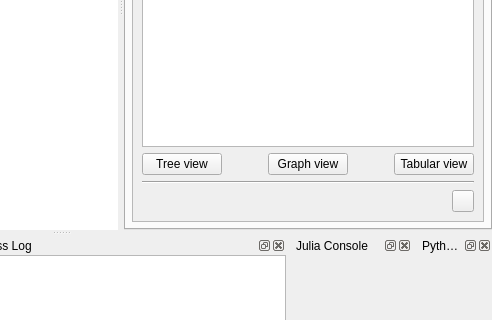
This is spinetoolbox/ui/mainwindow.ui in spine-tools/Spine-Toolbox as Qt 5 draws it before an edit; both pictures show x 370 to 862 and y 239 to 559 of the 862 by 708 pixel window. The edited form follows.
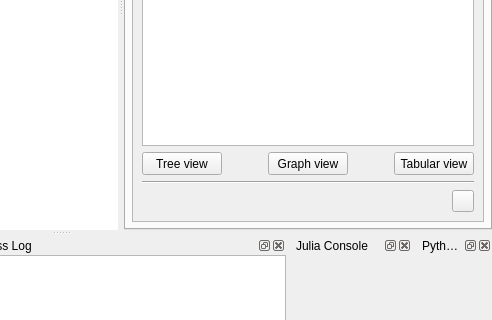
This is the edited form. The open tabs and pages were chosen to show the change. Icons and pictures are not drawn. Custom widgets are drawn as their Qt base class.

The edit to the form file:
```diff
--- a/spinetoolbox/ui/mainwindow.ui
+++ b/spinetoolbox/ui/mainwindow.ui
@@ -1983,8 +1983,8 @@
              <rect>
               <x>0</x>
               <y>0</y>
-              <width>269</width>
-              <height>159</height>
+              <width>349</width>
+              <height>361</height>
              </rect>
             </property>
             <layout class="QVBoxLayout" name="verticalLayout_18">
@@ -2013,7 +2013,7 @@
               </widget>
              </item>
              <item>
-              <layout class="QHBoxLayout" name="horizontalLayout_8" stretch="0,1,0,0,0">
+              <layout class="QHBoxLayout" name="horizontalLayout_8" stretch="0,0,0,0,0">
                <property name="spacing">
                 <number>6</number>
                </property>
@@ -2025,6 +2025,18 @@
                    <verstretch>0</verstretch>
                   </sizepolicy>
                  </property>
+                 <property name="minimumSize">
+                  <size>
+                   <width>75</width>
+                   <height>23</height>
+                  </size>
+                 </property>
+                 <property name="maximumSize">
+                  <size>
+                   <width>16777215</width>
+                   <height>23</height>
+                  </size>
+                 </property>
                  <property name="toolTip">
                   <string>&lt;html&gt;&lt;head/&gt;&lt;body&gt;&lt;p&gt;Open Tree view for selected db references (read-only)&lt;/p&gt;&lt;/body&gt;&lt;/html&gt;</string>
                  </property>
@@ -2054,6 +2066,18 @@
                    <verstretch>0</verstretch>
                   </sizepolicy>
                  </property>
+                 <property name="minimumSize">
+                  <size>
+                   <width>75</width>
+                   <height>23</height>
+                  </size>
+                 </property>
+                 <property name="maximumSize">
+                  <size>
+                   <width>16777215</width>
+                   <height>23</height>
+                  </size>
+                 </property>
                  <property name="toolTip">
                   <string>&lt;html&gt;&lt;head/&gt;&lt;body&gt;&lt;p&gt;Open Graph view for selected db references (read-only)&lt;/p&gt;&lt;/body&gt;&lt;/html&gt;</string>
                  </property>
@@ -2083,6 +2107,18 @@
                    <verstretch>0</verstretch>
                   </sizepolicy>
                  </property>
+                 <property name="minimumSize">
+                  <size>
+                   <width>75</width>
+                   <height>23</height>
+                  </size>
+                 </property>
+                 <property name="maximumSize">
+                  <size>
+                   <width>16777215</width>
+                   <height>23</height>
+                  </size>
+                 </property>
                  <property name="toolTip">
                   <string>&lt;html&gt;&lt;head/&gt;&lt;body&gt;&lt;p&gt;Open Tabular view for selected db references (read-only)&lt;/p&gt;&lt;/body&gt;&lt;/html&gt;</string>
                  </property>
```
Left out of the diff: 33 changed lines with no effect on the pictures.
